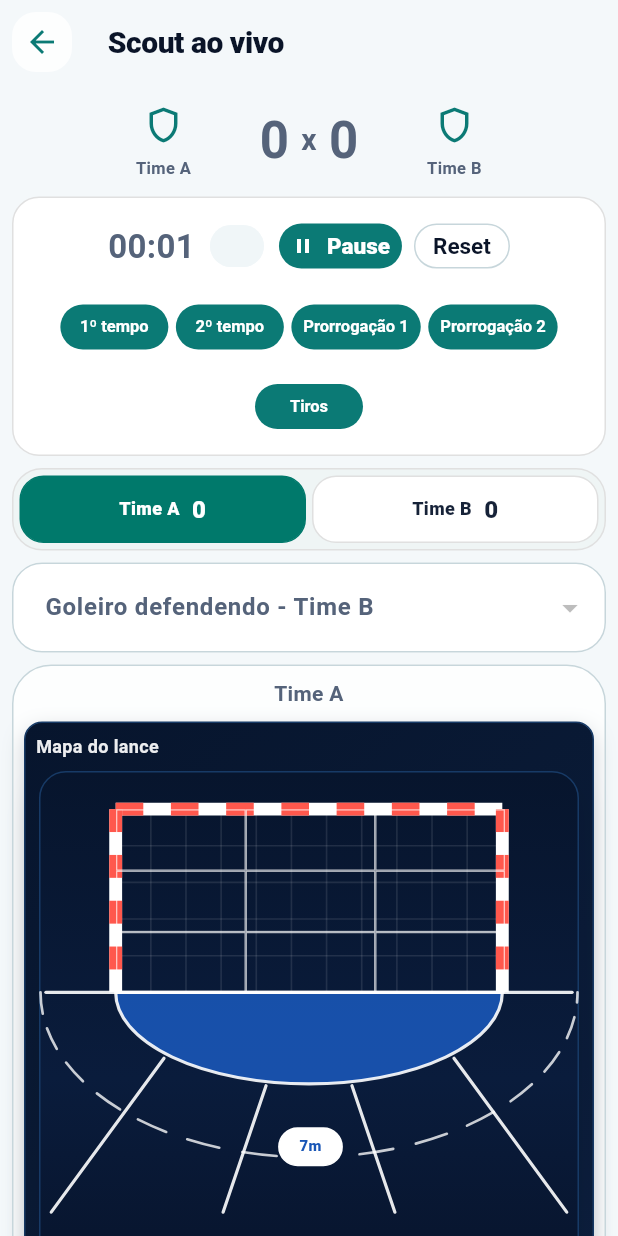
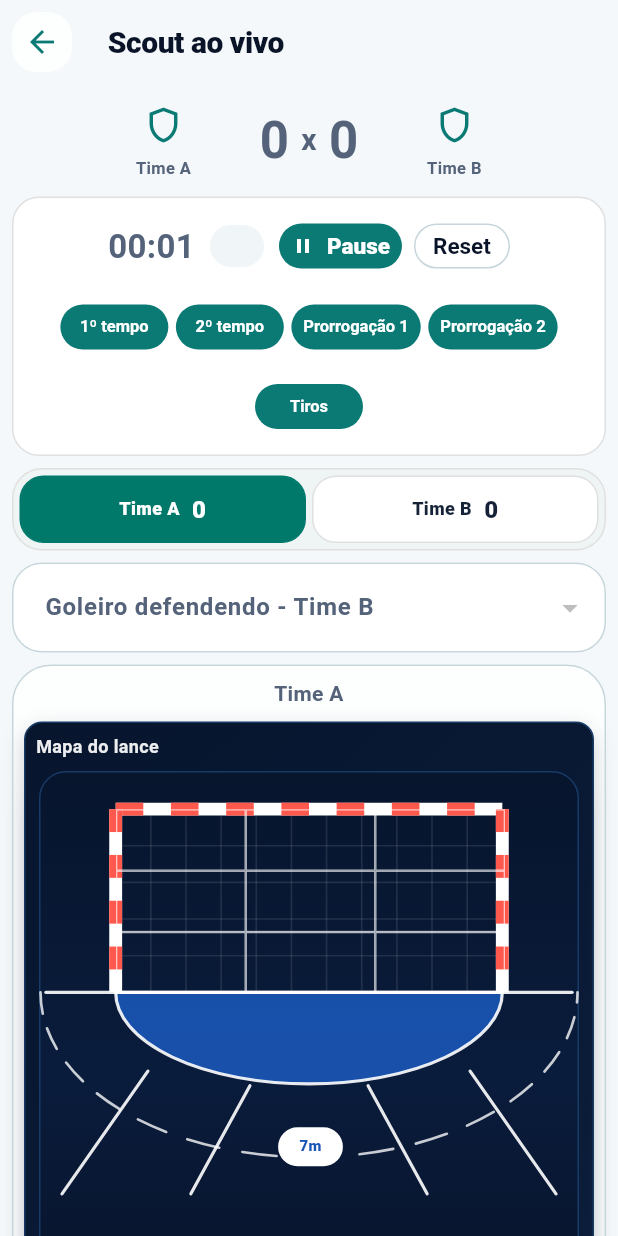
Before and after one commit to luzass/handbrasilstats, a Flutter app: the LiveScoutPage screen opened directly with empty values, after a tap on "Play", on a phone screen of 412 x 824 dp. Run offline on Flutter 3.47's test engine with Material 3 defaults, Android fonts, the phone set to English and light mode, and no system bars; our stand-ins replace file_picker, flutter_dotenv, flutter_riverpod, supabase_flutter; accounts and stored records are empty.

Commit message:
Refina linhas do mapa do scout conforme marcacao

```diff
--- a/lib/widgets/scout_lance_map_selector.dart
+++ b/lib/widgets/scout_lance_map_selector.dart
@@ -15,7 +15,7 @@ class ScoutLanceMapSelector extends StatelessWidget {
   static const double nineMeterExtra = 0.12; // extra depth of the 9m line, below the 6m apex
   static const double sixMeterApexY = goalLineY + sixMeterDepth; // ~0.48
   static const double nineMeterApexY = sixMeterApexY + nineMeterExtra; // ~0.61
-  static const double bottomY = 0.72;
+  static const double bottomY = 0.69;
 
   final int? selectedZoneId;
   final int? selectedGoalZoneId;
@@ -46,9 +46,9 @@ class ScoutLanceMapSelector extends StatelessWidget {
     2: Offset(0.33, nineMeterApexY - 0.02),
     3: Offset(0.50, nineMeterApexY - 0.02),
     4: Offset(0.67, nineMeterApexY - 0.02),
-    9: Offset(0.20, bottomY - 0.04),
+    9: Offset(0.18, bottomY - 0.035),
     8: Offset(0.50, bottomY - 0.03),
-    7: Offset(0.80, bottomY - 0.04),
+    7: Offset(0.82, bottomY - 0.035),
   };
 
   static const Offset _sevenMeterAnchor = Offset(0.50, 0.61);
@@ -483,12 +483,12 @@ class _ScoutLanceMapPainter extends CustomPainter {
     // The long continuation of these guide lines is intentionally clipped out,
     // matching the compact attack-map reference instead of showing a full court.
     final bottomY = height * ScoutLanceMapSelector.bottomY;
-    final leftSideStart = Offset(width * 0.23, goalLineY + areaRy * 0.72);
-    final rightSideStart = Offset(width * 0.77, goalLineY + areaRy * 0.72);
-    final leftSideEnd = Offset(width * 0.02, bottomY);
-    final rightSideEnd = Offset(width * 0.98, bottomY);
-    final leftInnerStart = Offset(width * 0.42, goalLineY + areaRy * 1.02);
-    final rightInnerStart = Offset(width * 0.58, goalLineY + areaRy * 1.02);
+    final leftSideStart = Offset(width * 0.20, goalLineY + areaRy * 0.86);
+    final rightSideStart = Offset(width * 0.80, goalLineY + areaRy * 0.86);
+    final leftSideEnd = Offset(width * 0.04, bottomY);
+    final rightSideEnd = Offset(width * 0.96, bottomY);
+    final leftInnerStart = Offset(width * 0.39, goalLineY + areaRy * 1.02);
+    final rightInnerStart = Offset(width * 0.61, goalLineY + areaRy * 1.02);
 
     canvas.drawLine(
       leftSideStart,
@@ -502,12 +502,12 @@ class _ScoutLanceMapPainter extends CustomPainter {
     );
     canvas.drawLine(
       leftInnerStart,
-      Offset(width * 0.34, bottomY),
+      Offset(width * 0.28, bottomY),
       linePaint,
     );
     canvas.drawLine(
       rightInnerStart,
-      Offset(width * 0.66, bottomY),
+      Offset(width * 0.72, bottomY),
       linePaint,
     );
   }
```
